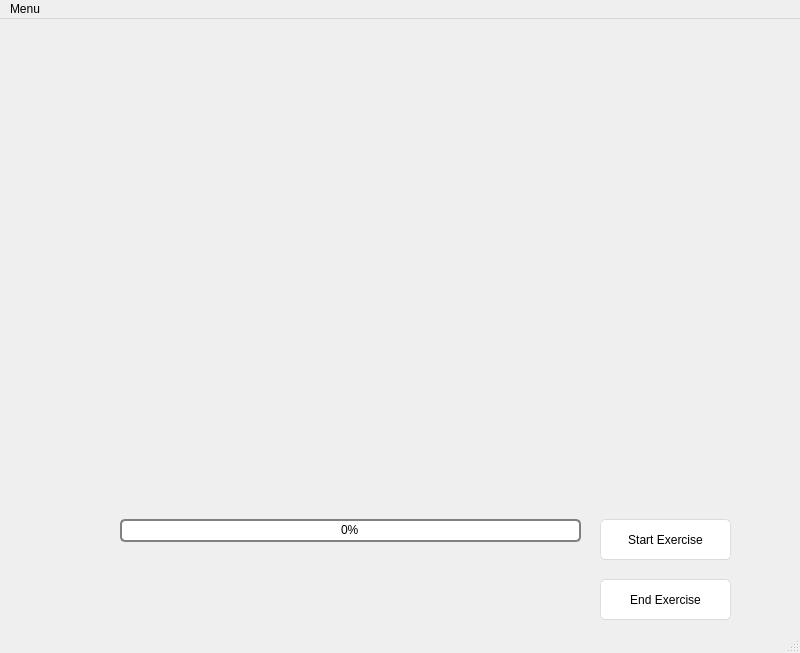
This is ui/MainWindow.ui in elizarpif/aid_final_project as Qt 5 draws it before an edit. The edited form follows.
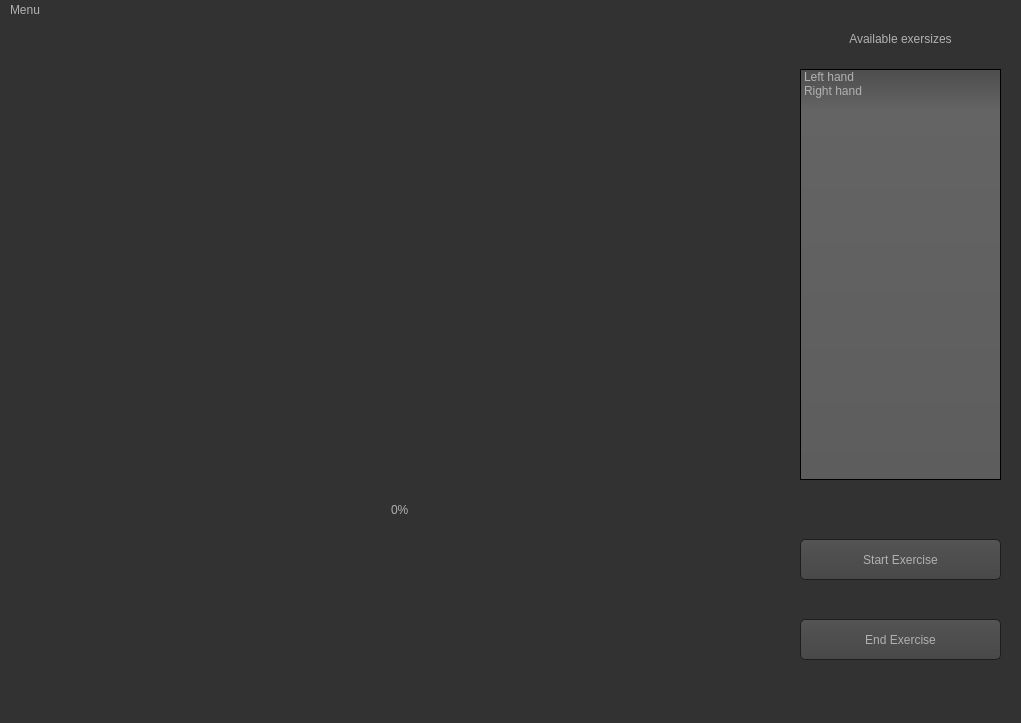
This is the edited form. Icons and pictures are not drawn.

Patch:
```diff
--- a/ui/MainWindow.ui
+++ b/ui/MainWindow.ui
@@ -6,107 +6,495 @@
    <rect>
     <x>0</x>
     <y>0</y>
-    <width>800</width>
-    <height>653</height>
+    <width>1021</width>
+    <height>723</height>
    </rect>
   </property>
   <property name="windowTitle">
    <string>MainWindow</string>
   </property>
   <property name="styleSheet">
-   <string notr="true">QProgressBar {
-    border: 2px solid grey;
-    border-radius: 5px;
-    text-align: center;
+   <string notr="true">QToolTip
+{
+ border: 1px solid black;
+ background-color: #ffa02f;
+ padding: 1px;
+ border-radius: 3px;
+ opacity: 100;
 }
 
-QProgressBar::chunk {
-    background-color: #05B8CC;
-    width: 20px;
-    text-align: center;
+QWidget
+{
+ color: #b1b1b1;
+ background-color: #323232;
+ font: 12px;
+}
+
+QWidget:item:hover
+{
+ background-color: QLinearGradient( x1: 0, y1: 0, x2: 0, y2: 1, stop: 0 #ffa02f, stop: 1 #ca0619);
+ color: #000000;
+}
+
+QWidget:item:selected
+{
+ background-color: QLinearGradient( x1: 0, y1: 0, x2: 0, y2: 1, stop: 0 #ffa02f, stop: 1 #d7801a);
+}
+
+QMenuBar::item
+{
+ background: transparent;
+}
+
+QMenuBar::item:selected
+{
+ background: transparent;
+ border: 1px solid #ffaa00;
+}
+
+QMenuBar::item:pressed
+{
+ background: #444;
+ border: 1px solid #000;
+ background-color: QLinearGradient(
+ x1:0, y1:0,
+ x2:0, y2:1,
+ stop:1 #212121,
+ stop:0.4 #343434/*,
+ stop:0.2 #343434,
+ stop:0.1 #ffaa00*/
+ );
+ margin-bottom:-1px;
+ padding-bottom:1px;
+}
+
+QMenu
+{
+ border: 1px solid #000;
+}
+
+QMenu::item
+{
+ padding: 2px 20px 2px 20px;
+}
+
+QMenu::item:selected
+{
+ color: #000000;
+}
+
+QWidget:disabled
+{
+ color: #404040;
+ background-color: #323232;
+}
+
+QAbstractItemView
+{
+ background-color: QLinearGradient( x1: 0, y1: 0, x2: 0, y2: 1, stop: 0 #4d4d4d, stop: 0.1 #646464, stop: 1 #5d5d5d);
+}
+
+QWidget:focus
+{
+ /*border: 2px solid QLinearGradient( x1: 0, y1: 0, x2: 0, y2: 1, stop: 0 #ffa02f, stop: 1 #d7801a);*/
+}
+
+QLineEdit
+{
+ background-color: QLinearGradient( x1: 0, y1: 0, x2: 0, y2: 1, stop: 0 #4d4d4d, stop: 0 #646464, stop: 1 #5d5d5d);
+ padding: 1px;
+ border-style: solid;
+ border: 1px solid #1e1e1e;
+ border-radius: 5;
+}
+
+QPushButton
+{
+ color: #b1b1b1;
+ background-color: QLinearGradient( x1: 0, y1: 0, x2: 0, y2: 1, stop: 0 #565656, stop: 0.1 #525252, stop: 0.5 #4e4e4e, stop: 0.9 #4a4a4a, stop: 1 #464646);
+ border-width: 1px;
+ border-color: #1e1e1e;
+ border-style: solid;
+ border-radius: 5;
+ padding: 1px;
+ padding-left: 1px;
+ padding-right: 1px;
+}
+
+QPushButton:pressed
+{
+ background-color: QLinearGradient( x1: 0, y1: 0, x2: 0, y2: 1, stop: 0 #2d2d2d, stop: 0.1 #2b2b2b, stop: 0.5 #292929, stop: 0.9 #282828, stop: 1 #252525);
+}
+
+QComboBox
+{
+ selection-background-color: #ffaa00;
+ background-color: QLinearGradient( x1: 0, y1: 0, x2: 0, y2: 1, stop: 0 #565656, stop: 0.1 #525252, stop: 0.5 #4e4e4e, stop: 0.9 #4a4a4a, stop: 1 #464646);
+ border-style: solid;
+ border: 1px solid #1e1e1e;
+ border-radius: 5;
+}
+
+QComboBox:hover,QPushButton:hover
+{
+ border: 2px solid QLinearGradient( x1: 0, y1: 0, x2: 0, y2: 1, stop: 0 #ffa02f, stop: 1 #d7801a);
+}
+
+
+QComboBox:on
+{
+ padding-top: 3px;
+ padding-left: 4px;
+ background-color: QLinearGradient( x1: 0, y1: 0, x2: 0, y2: 1, stop: 0 #2d2d2d, stop: 0.1 #2b2b2b, stop: 0.5 #292929, stop: 0.9 #282828, stop: 1 #252525);
+ selection-background-color: #ffaa00;
+}
+
+QComboBox QAbstractItemView
+{
+ border: 2px solid darkgray;
+ selection-background-color: QLinearGradient( x1: 0, y1: 0, x2: 0, y2: 1, stop: 0 #ffa02f, stop: 1 #d7801a);
+}
+
+QComboBox::drop-down
+{
+ subcontrol-origin: padding;
+ subcontrol-position: top right;
+ width: 15px;
+
+ border-left-width: 0px;
+ border-left-color: darkgray;
+ border-left-style: solid; /* just a single line */
+ border-top-right-radius: 3px; /* same radius as the QComboBox */
+ border-bottom-right-radius: 3px;
+ }
+
+QComboBox::down-arrow
+{
+ image: url(:/down_arrow.png);
+}
+
+QGroupBox:focus
+{
+border: 2px solid QLinearGradient( x1: 0, y1: 0, x2: 0, y2: 1, stop: 0 #ffa02f, stop: 1 #d7801a);
+}
+
+QTextEdit:focus
+{
+ border: 2px solid QLinearGradient( x1: 0, y1: 0, x2: 0, y2: 1, stop: 0 #ffa02f, stop: 1 #d7801a);
+}
+
+QScrollBar:horizontal {
+ border: 1px solid #222222;
+ background: QLinearGradient( x1: 0, y1: 0, x2: 0, y2: 1, stop: 0.0 #121212, stop: 0.2 #282828, stop: 1 #484848);
+ height: 7px;
+ margin: 0px 16px 0 16px;
+}
+
+QScrollBar::handle:horizontal
+{
+ background: QLinearGradient( x1: 0, y1: 0, x2: 1, y2: 0, stop: 0 #ffa02f, stop: 0.5 #d7801a, stop: 1 #ffa02f);
+ min-height: 20px;
+ border-radius: 2px;
+}
+
+QScrollBar::add-line:horizontal {
+ border: 1px solid #1b1b19;
+ border-radius: 2px;
+ background: QLinearGradient( x1: 0, y1: 0, x2: 1, y2: 0, stop: 0 #ffa02f, stop: 1 #d7801a);
+ width: 14px;
+ subcontrol-position: right;
+ subcontrol-origin: margin;
+}
+
+QScrollBar::sub-line:horizontal {
+ border: 1px solid #1b1b19;
+ border-radius: 2px;
+ background: QLinearGradient( x1: 0, y1: 0, x2: 1, y2: 0, stop: 0 #ffa02f, stop: 1 #d7801a);
+ width: 14px;
+ subcontrol-position: left;
+ subcontrol-origin: margin;
+}
+
+QScrollBar::right-arrow:horizontal, QScrollBar::left-arrow:horizontal
+{
+ border: 1px solid black;
+ width: 1px;
+ height: 1px;
+ background: white;
+}
+
+QScrollBar::add-page:horizontal, QScrollBar::sub-page:horizontal
+{
+ background: none;
+}
+
+QScrollBar:vertical
+{
+ background: QLinearGradient( x1: 0, y1: 0, x2: 1, y2: 0, stop: 0.0 #121212, stop: 0.2 #282828, stop: 1 #484848);
+ width: 7px;
+ margin: 16px 0 16px 0;
+ border: 1px solid #222222;
+}
+
+QScrollBar::handle:vertical
+{
+ background: QLinearGradient( x1: 0, y1: 0, x2: 0, y2: 1, stop: 0 #ffa02f, stop: 0.5 #d7801a, stop: 1 #ffa02f);
+ min-height: 20px;
+ border-radius: 2px;
+}
+
+QScrollBar::add-line:vertical
+{
+ border: 1px solid #1b1b19;
+ border-radius: 2px;
+ background: QLinearGradient( x1: 0, y1: 0, x2: 0, y2: 1, stop: 0 #ffa02f, stop: 1 #d7801a);
+ height: 14px;
+ subcontrol-position: bottom;
+ subcontrol-origin: margin;
+}
+
+QScrollBar::sub-line:vertical
+{
+ border: 1px solid #1b1b19;
+ border-radius: 2px;
+ background: QLinearGradient( x1: 0, y1: 0, x2: 0, y2: 1, stop: 0 #d7801a, stop: 1 #ffa02f);
+ height: 14px;
+ subcontrol-position: top;
+ subcontrol-origin: margin;
+}
+
+QScrollBar::up-arrow:vertical, QScrollBar::down-arrow:vertical
+{
+ border: 1px solid black;
+ width: 1px;
+ height: 1px;
+ background: white;
+}
+
+
+QScrollBar::add-page:vertical, QScrollBar::sub-page:vertical
+{
+ background: none;
+}
+
+QTextEdit
+{
+ background-color: #242424;
+}
+
+QPlainTextEdit
+{
+ background-color: #242424;
+}
+
+QHeaderView::section
+{
+ background-color: QLinearGradient(x1:0, y1:0, x2:0, y2:1, stop:0 #616161, stop: 0.5 #505050, stop: 0.6 #434343, stop:1 #656565);
+ color: white;
+ padding-left: 4px;
+ border: 1px solid #6c6c6c;
+}
+
+QCheckBox:disabled
+{
+color: #414141;
+}
+
+QDockWidget::title
+{
+ text-align: center;
+ spacing: 3px; /* spacing between items in the tool bar */
+ background-color: QLinearGradient(x1:0, y1:0, x2:0, y2:1, stop:0 #323232, stop: 0.5 #242424, stop:1 #323232);
+}
+
+QDockWidget::close-button, QDockWidget::float-button
+{
+ text-align: center;
+ spacing: 1px; /* spacing between items in the tool bar */
+ background-color: QLinearGradient(x1:0, y1:0, x2:0, y2:1, stop:0 #323232, stop: 0.5 #242424, stop:1 #323232);
+}
+
+QDockWidget::close-button:hover, QDockWidget::float-button:hover
+{
+ background: #242424;
+}
+
+QDockWidget::close-button:pressed, QDockWidget::float-button:pressed
+{
+ padding: 1px -1px -1px 1px;
+}
+
+QMainWindow::separator
+{
+ background-color: QLinearGradient(x1:0, y1:0, x2:0, y2:1, stop:0 #161616, stop: 0.5 #151515, stop: 0.6 #212121, stop:1 #343434);
+ color: white;
+ padding-left: 4px;
+ border: 1px solid #4c4c4c;
+ spacing: 3px; /* spacing between items in the tool bar */
+}
+
+QMainWindow::separator:hover
+{
+
+ background-color: QLinearGradient(x1:0, y1:0, x2:0, y2:1, stop:0 #d7801a, stop:0.5 #b56c17 stop:1 #ffa02f);
+ color: white;
+ padding-left: 4px;
+ border: 1px solid #6c6c6c;
+ spacing: 3px; /* spacing between items in the tool bar */
+}
+
+QToolBar::handle
+{
+ spacing: 3px; /* spacing between items in the tool bar */
+ background: url(:/images/handle.png);
+}
+
+QMenu::separator
+{
+ height: 2px;
+ background-color: QLinearGradient(x1:0, y1:0, x2:0, y2:1, stop:0 #161616, stop: 0.5 #151515, stop: 0.6 #212121, stop:1 #343434);
+ color: white;
+ padding-left: 4px;
+ margin-left: 10px;
+ margin-right: 5px;
+}
+
+QProgressBar
+{
+ border: 5px solid #323232;
+ text-align: center;
+}
+
+QProgressBar::chunk
+{
+ background-color: #d7801a;
+ width: 2px;
+ margin: 0.5px;
+}
+
+QTabBar::tab {
+ color: #b1b1b1;
+ border: 1px solid #444;
+ border-bottom-style: none;
+ background-color: #323232;
+ padding-left: 10px;
+ padding-right: 10px;
+ padding-top: 3px;
+ padding-bottom: 2px;
+ margin-right: -1px;
+}
+
+QTabWidget::pane {
+ border: 1px solid #444;
+ top: 1px;
+}
+
+QTabBar::tab:last
+{
+ margin-right: 0; /* the last selected tab has nothing to overlap with on the right */
+ border-top-right-radius: 3px;
+}
+
+QTabBar::tab:first:!selected
+{
+ margin-left: 0px; /* the last selected tab has nothing to overlap with on the right */
+
+
+ border-top-left-radius: 3px;
+}
+
+QTabBar::tab:!selected
+{
+ color: #b1b1b1;
+ border-bottom-style: solid;
+ margin-top: 3px;
+ background-color: QLinearGradient(x1:0, y1:0, x2:0, y2:1, stop:1 #212121, stop:.4 #343434);
+}
+
+QTabBar::tab:selected
+{
+ border-top-left-radius: 3px;
+ border-top-right-radius: 3px;
+ margin-bottom: 0px;
+}
+
+QTabBar::tab:!selected:hover
+{
+ /*border-top: 2px solid #ffaa00;
+ padding-bottom: 3px;*/
+ border-top-left-radius: 3px;
+ border-top-right-radius: 3px;
+ background-color: QLinearGradient(x1:0, y1:0, x2:0, y2:1, stop:1 #212121, stop:0.4 #343434, stop:0.2 #343434, stop:0.1 #ffaa00);
+}
+
+QRadioButton::indicator:checked, QRadioButton::indicator:unchecked{
+ color: #b1b1b1;
+ background-color: #323232;
+ border: 1px solid #b1b1b1;
+ border-radius: 6px;
+}
+
+QRadioButton::indicator:checked
+{
+ background-color: qradialgradient(
+ cx: 0.5, cy: 0.5,
+ fx: 0.5, fy: 0.5,
+ radius: 1.0,
+ stop: 0.25 #ffaa00,
+ stop: 0.3 #323232
+ );
+}
+
+QCheckBox::indicator{
+ color: #b1b1b1;
+ background-color: #323232;
+ border: 1px solid #b1b1b1;
+ width: 9px;
+ height: 9px;
+}
+
+QRadioButton::indicator
+{
+ border-radius: 6px;
+}
+
+QRadioButton::indicator:hover, QCheckBox::indicator:hover
+{
+ border: 1px solid #ffaa00;
+}
+
+QCheckBox::indicator:checked
+{
+ image:url(:/images/checkbox.png);
+}
+
+QCheckBox::indicator:disabled, QRadioButton::indicator:disabled
+{
+ border: 1px solid #444;
 }</string>
   </property>
   <widget class="QWidget" name="centralwidget">
    <widget class="QWidget" name="cameraWidget" native="true">
     <property name="geometry">
      <rect>
-      <x>0</x>
-      <y>0</y>
-      <width>801</width>
-      <height>461</height>
+      <x>20</x>
+      <y>10</y>
+      <width>761</width>
+      <height>451</height>
      </rect>
     </property>
    </widget>
    <widget class="QPushButton" name="startBtn">
     <property name="geometry">
      <rect>
-      <x>600</x>
-      <y>500</y>
-      <width>131</width>
+      <x>800</x>
+      <y>520</y>
+      <width>201</width>
       <height>41</height>
      </rect>
     </property>
     <property name="styleSheet">
-     <string notr="true">QPushButton{
-	border-style: solid;
-	border-top-color: qlineargradient(spread:pad, x1:0.5, y1:1, x2:0.5, y2:0, stop:0 rgb(215, 215, 215), stop:1 rgb(222, 222, 222));
-	border-right-color: qlineargradient(spread:pad, x1:0, y1:0.5, x2:1, y2:0.5, stop:0 rgb(217, 217, 217), stop:1 rgb(227, 227, 227));
-	border-left-color: qlineargradient(spread:pad, x1:0, y1:0.5, x2:1, y2:0.5, stop:0 rgb(227, 227, 227), stop:1 rgb(217, 217, 217));
-	border-bottom-color: qlineargradient(spread:pad, x1:0.5, y1:1, x2:0.5, y2:0, stop:0 rgb(215, 215, 215), stop:1 rgb(222, 222, 222));
-	border-width: 1px;
-	border-radius: 5px;
-	color: rgb(0,0,0);
-	padding: 2px;
-	background-color: rgb(255,255,255);
-}
-QPushButton::default{
-	border-style: solid;
-	border-top-color: qlineargradient(spread:pad, x1:0.5, y1:1, x2:0.5, y2:0, stop:0 rgb(215, 215, 215), stop:1 rgb(222, 222, 222));
-	border-right-color: qlineargradient(spread:pad, x1:0, y1:0.5, x2:1, y2:0.5, stop:0 rgb(217, 217, 217), stop:1 rgb(227, 227, 227));
-	border-left-color: qlineargradient(spread:pad, x1:0, y1:0.5, x2:1, y2:0.5, stop:0 rgb(227, 227, 227), stop:1 rgb(217, 217, 217));
-	border-bottom-color: qlineargradient(spread:pad, x1:0.5, y1:1, x2:0.5, y2:0, stop:0 rgb(215, 215, 215), stop:1 rgb(222, 222, 222));
-	border-width: 1px;
-	border-radius: 5px;
-	color: rgb(0,0,0);
-	padding: 2px;
-	background-color: rgb(255,255,255);
-}
-QPushButton:hover{
-	border-style: solid;
-	border-top-color: qlineargradient(spread:pad, x1:0.5, y1:1, x2:0.5, y2:0, stop:0 rgb(195, 195, 195), stop:1 rgb(222, 222, 222));
-	border-right-color: qlineargradient(spread:pad, x1:0, y1:0.5, x2:1, y2:0.5, stop:0 rgb(197, 197, 197), stop:1 rgb(227, 227, 227));
-	border-left-color: qlineargradient(spread:pad, x1:0, y1:0.5, x2:1, y2:0.5, stop:0 rgb(227, 227, 227), stop:1 rgb(197, 197, 197));
-	border-bottom-color: qlineargradient(spread:pad, x1:0.5, y1:1, x2:0.5, y2:0, stop:0 rgb(195, 195, 195), stop:1 rgb(222, 222, 222));
-	border-width: 1px;
-	border-radius: 5px;
-	color: rgb(0,0,0);
-	padding: 2px;
-	background-color: rgb(255,255,255);
-}
-QPushButton:pressed{
-	border-style: solid;
-	border-top-color: qlineargradient(spread:pad, x1:0.5, y1:1, x2:0.5, y2:0, stop:0 rgb(215, 215, 215), stop:1 rgb(222, 222, 222));
-	border-right-color: qlineargradient(spread:pad, x1:0, y1:0.5, x2:1, y2:0.5, stop:0 rgb(217, 217, 217), stop:1 rgb(227, 227, 227));
-	border-left-color: qlineargradient(spread:pad, x1:0, y1:0.5, x2:1, y2:0.5, stop:0 rgb(227, 227, 227), stop:1 rgb(217, 217, 217));
-	border-bottom-color: qlineargradient(spread:pad, x1:0.5, y1:1, x2:0.5, y2:0, stop:0 rgb(215, 215, 215), stop:1 rgb(222, 222, 222));
-	border-width: 1px;
-	border-radius: 5px;
-	color: rgb(0,0,0);
-	padding: 2px;
-	background-color: rgb(142,142,142);
-}
-QPushButton:disabled{
-	border-style: solid;
-	border-top-color: qlineargradient(spread:pad, x1:0.5, y1:1, x2:0.5, y2:0, stop:0 rgb(215, 215, 215), stop:1 rgb(222, 222, 222));
-	border-right-color: qlineargradient(spread:pad, x1:0, y1:0.5, x2:1, y2:0.5, stop:0 rgb(217, 217, 217), stop:1 rgb(227, 227, 227));
-	border-left-color: qlineargradient(spread:pad, x1:0, y1:0.5, x2:1, y2:0.5, stop:0 rgb(227, 227, 227), stop:1 rgb(217, 217, 217));
-	border-bottom-color: qlineargradient(spread:pad, x1:0.5, y1:1, x2:0.5, y2:0, stop:0 rgb(215, 215, 215), stop:1 rgb(222, 222, 222));
-	border-width: 1px;
-	border-radius: 5px;
-	color: #808086;
-	padding: 2px;
-	background-color: rgb(142,142,142);
-}</string>
+     <string notr="true"/>
     </property>
     <property name="text">
      <string>Start Exercise</string>
@@ -118,73 +506,14 @@
    <widget class="QPushButton" name="endBtn">
     <property name="geometry">
      <rect>
-      <x>600</x>
-      <y>560</y>
-      <width>131</width>
+      <x>800</x>
+      <y>600</y>
+      <width>201</width>
       <height>41</height>
      </rect>
     </property>
     <property name="styleSheet">
-     <string notr="true">QPushButton{
-	border-style: solid;
-	border-top-color: qlineargradient(spread:pad, x1:0.5, y1:1, x2:0.5, y2:0, stop:0 rgb(215, 215, 215), stop:1 rgb(222, 222, 222));
-	border-right-color: qlineargradient(spread:pad, x1:0, y1:0.5, x2:1, y2:0.5, stop:0 rgb(217, 217, 217), stop:1 rgb(227, 227, 227));
-	border-left-color: qlineargradient(spread:pad, x1:0, y1:0.5, x2:1, y2:0.5, stop:0 rgb(227, 227, 227), stop:1 rgb(217, 217, 217));
-	border-bottom-color: qlineargradient(spread:pad, x1:0.5, y1:1, x2:0.5, y2:0, stop:0 rgb(215, 215, 215), stop:1 rgb(222, 222, 222));
-	border-width: 1px;
-	border-radius: 5px;
-	color: rgb(0,0,0);
-	padding: 2px;
-	background-color: rgb(255,255,255);
-}
-QPushButton::default{
-	border-style: solid;
-	border-top-color: qlineargradient(spread:pad, x1:0.5, y1:1, x2:0.5, y2:0, stop:0 rgb(215, 215, 215), stop:1 rgb(222, 222, 222));
-	border-right-color: qlineargradient(spread:pad, x1:0, y1:0.5, x2:1, y2:0.5, stop:0 rgb(217, 217, 217), stop:1 rgb(227, 227, 227));
-	border-left-color: qlineargradient(spread:pad, x1:0, y1:0.5, x2:1, y2:0.5, stop:0 rgb(227, 227, 227), stop:1 rgb(217, 217, 217));
-	border-bottom-color: qlineargradient(spread:pad, x1:0.5, y1:1, x2:0.5, y2:0, stop:0 rgb(215, 215, 215), stop:1 rgb(222, 222, 222));
-	border-width: 1px;
-	border-radius: 5px;
-	color: rgb(0,0,0);
-	padding: 2px;
-	background-color: rgb(255,255,255);
-}
-QPushButton:hover{
-	border-style: solid;
-	border-top-color: qlineargradient(spread:pad, x1:0.5, y1:1, x2:0.5, y2:0, stop:0 rgb(195, 195, 195), stop:1 rgb(222, 222, 222));
-	border-right-color: qlineargradient(spread:pad, x1:0, y1:0.5, x2:1, y2:0.5, stop:0 rgb(197, 197, 197), stop:1 rgb(227, 227, 227));
-	border-left-color: qlineargradient(spread:pad, x1:0, y1:0.5, x2:1, y2:0.5, stop:0 rgb(227, 227, 227), stop:1 rgb(197, 197, 197));
-	border-bottom-color: qlineargradient(spread:pad, x1:0.5, y1:1, x2:0.5, y2:0, stop:0 rgb(195, 195, 195), stop:1 rgb(222, 222, 222));
-	border-width: 1px;
-	border-radius: 5px;
-	color: rgb(0,0,0);
-	padding: 2px;
-	background-color: rgb(255,255,255);
-}
-QPushButton:pressed{
-	border-style: solid;
-	border-top-color: qlineargradient(spread:pad, x1:0.5, y1:1, x2:0.5, y2:0, stop:0 rgb(215, 215, 215), stop:1 rgb(222, 222, 222));
-	border-right-color: qlineargradient(spread:pad, x1:0, y1:0.5, x2:1, y2:0.5, stop:0 rgb(217, 217, 217), stop:1 rgb(227, 227, 227));
-	border-left-color: qlineargradient(spread:pad, x1:0, y1:0.5, x2:1, y2:0.5, stop:0 rgb(227, 227, 227), stop:1 rgb(217, 217, 217));
-	border-bottom-color: qlineargradient(spread:pad, x1:0.5, y1:1, x2:0.5, y2:0, stop:0 rgb(215, 215, 215), stop:1 rgb(222, 222, 222));
-	border-width: 1px;
-	border-radius: 5px;
-	color: rgb(0,0,0);
-	padding: 2px;
-	background-color: rgb(142,142,142);
-}
-QPushButton:disabled{
-	border-style: solid;
-	border-top-color: qlineargradient(spread:pad, x1:0.5, y1:1, x2:0.5, y2:0, stop:0 rgb(215, 215, 215), stop:1 rgb(222, 222, 222));
-	border-right-color: qlineargradient(spread:pad, x1:0, y1:0.5, x2:1, y2:0.5, stop:0 rgb(217, 217, 217), stop:1 rgb(227, 227, 227));
-	border-left-color: qlineargradient(spread:pad, x1:0, y1:0.5, x2:1, y2:0.5, stop:0 rgb(227, 227, 227), stop:1 rgb(217, 217, 217));
-	border-bottom-color: qlineargradient(spread:pad, x1:0.5, y1:1, x2:0.5, y2:0, stop:0 rgb(215, 215, 215), stop:1 rgb(222, 222, 222));
-	border-width: 1px;
-	border-radius: 5px;
-	color: #808086;
-	padding: 2px;
-	background-color: rgb(142,142,142);
-}</string>
+     <string notr="true"/>
     </property>
     <property name="text">
      <string>End Exercise</string>
@@ -196,22 +525,14 @@
    <widget class="QProgressBar" name="progressBar">
     <property name="geometry">
      <rect>
-      <x>120</x>
-      <y>500</y>
-      <width>461</width>
+      <x>20</x>
+      <y>480</y>
+      <width>761</width>
       <height>23</height>
      </rect>
     </property>
     <property name="styleSheet">
-     <string notr="true">QProgressBar {
-    border: 2px solid grey;
-    border-radius: 5px;
-}
-
-QProgressBar::chunk {
-    background-color: #05B8CC;
-    width: 20px;
-}</string>
+     <string notr="true"/>
     </property>
     <property name="value">
      <number>0</number>
@@ -220,22 +541,78 @@
    <widget class="QWidget" name="horizontalLayoutWidget">
     <property name="geometry">
      <rect>
-      <x>120</x>
-      <y>530</y>
-      <width>461</width>
+      <x>20</x>
+      <y>570</y>
+      <width>761</width>
       <height>71</height>
      </rect>
     </property>
     <layout class="QHBoxLayout" name="horizontalLayout"/>
    </widget>
+   <widget class="QListWidget" name="listWidget">
+    <property name="geometry">
+     <rect>
+      <x>800</x>
+      <y>50</y>
+      <width>201</width>
+      <height>411</height>
+     </rect>
+    </property>
+    <property name="styleSheet">
+     <string notr="true"/>
+    </property>
+    <item>
+     <property name="text">
+      <string>Left hand</string>
+     </property>
+    </item>
+    <item>
+     <property name="text">
+      <string>Right hand</string>
+     </property>
+    </item>
+   </widget>
+   <widget class="QLabel" name="label">
+    <property name="geometry">
+     <rect>
+      <x>800</x>
+      <y>10</y>
+      <width>201</width>
+      <height>20</height>
+     </rect>
+    </property>
+    <property name="styleSheet">
+     <string notr="true"/>
+    </property>
+    <property name="text">
+     <string>Available exersizes</string>
+    </property>
+    <property name="scaledContents">
+     <bool>false</bool>
+    </property>
+    <property name="alignment">
+     <set>Qt::AlignCenter</set>
+    </property>
+   </widget>
+   <widget class="QWidget" name="horizontalLayoutWidget_2">
+    <property name="geometry">
+     <rect>
+      <x>20</x>
+      <y>520</y>
+      <width>761</width>
+      <height>41</height>
+     </rect>
+    </property>
+    <layout class="QHBoxLayout" name="labelsHorizontalLayout"/>
+   </widget>
   </widget>
   <widget class="QMenuBar" name="menubar">
    <property name="geometry">
     <rect>
      <x>0</x>
      <y>0</y>
-     <width>800</width>
-     <height>21</height>
+     <width>1021</width>
+     <height>20</height>
     </rect>
    </property>
    <widget class="QMenu" name="menuMenu">
```
Left out of the diff: 23 changed lines with no effect on the pictures.
